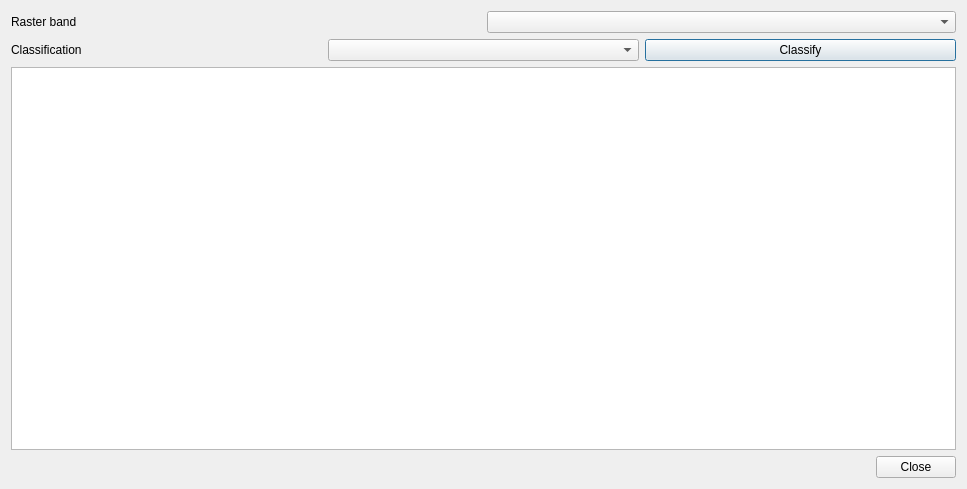
Above: Ui_RasterAttributeTableDialog.ui from noaa-ocs-hydrography/qgis-raster-attribute-table-plugin before the change. Below: the same form after it.
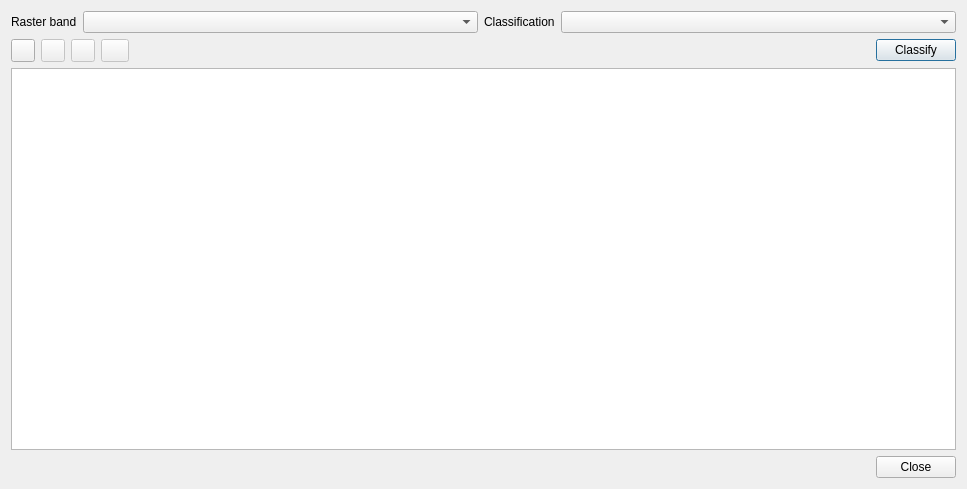
That is the form after the change.

Patch:
```diff
--- a/Ui_RasterAttributeTableDialog.ui
+++ b/Ui_RasterAttributeTableDialog.ui
@@ -15,7 +15,7 @@
   </property>
   <layout class="QVBoxLayout" name="verticalLayout">
    <item>
-    <layout class="QHBoxLayout" name="horizontalLayout_2">
+    <layout class="QHBoxLayout" name="horizontalLayout_2" stretch="0,1,0,1">
      <item>
       <widget class="QLabel" name="label">
        <property name="text">
@@ -26,10 +26,6 @@
      <item>
       <widget class="QComboBox" name="mRasterBandsComboBox"/>
      </item>
-    </layout>
-   </item>
-   <item>
-    <layout class="QHBoxLayout" name="horizontalLayout_3">
      <item>
       <widget class="QLabel" name="label_2">
        <property name="text">
@@ -39,6 +35,85 @@
      </item>
      <item>
       <widget class="QComboBox" name="mClassifyComboBox"/>
+     </item>
+    </layout>
+   </item>
+   <item>
+    <layout class="QHBoxLayout" name="horizontalLayout">
+     <item>
+      <layout class="QGridLayout" name="mButtonsGridLayout">
+       <item row="0" column="0">
+        <widget class="QToolButton" name="mToggleEditingToolButton">
+         <property name="toolTip">
+          <string>Toggle editing</string>
+         </property>
+         <property name="text">
+          <string/>
+         </property>
+         <property name="checkable">
+          <bool>true</bool>
+         </property>
+        </widget>
+       </item>
+       <item row="0" column="2">
+        <widget class="QToolButton" name="mRemoveColumnToolButton">
+         <property name="enabled">
+          <bool>false</bool>
+         </property>
+         <property name="toolTip">
+          <string>Delete selected column</string>
+         </property>
+         <property name="text">
+          <string/>
+         </property>
+        </widget>
+       </item>
+       <item row="0" column="3">
+        <widget class="QToolButton" name="mSaveChangesToolButton">
+         <property name="enabled">
+          <bool>false</bool>
+         </property>
+         <property name="toolTip">
+          <string>Save changes</string>
+         </property>
+         <property name="text">
+          <string/>
+         </property>
+         <property name="iconSize">
+          <size>
+           <width>20</width>
+           <height>16</height>
+          </size>
+         </property>
+        </widget>
+       </item>
+       <item row="0" column="1">
+        <widget class="QToolButton" name="mAddColumnToolButton">
+         <property name="enabled">
+          <bool>false</bool>
+         </property>
+         <property name="toolTip">
+          <string>Add a new column</string>
+         </property>
+         <property name="text">
+          <string/>
+         </property>
+        </widget>
+       </item>
+      </layout>
+     </item>
+     <item>
+      <spacer name="horizontalSpacer">
+       <property name="orientation">
+        <enum>Qt::Horizontal</enum>
+       </property>
+       <property name="sizeHint" stdset="0">
+        <size>
+         <width>40</width>
+         <height>20</height>
+        </size>
+       </property>
+      </spacer>
      </item>
      <item>
       <widget class="QPushButton" name="mClassifyButton">
```
